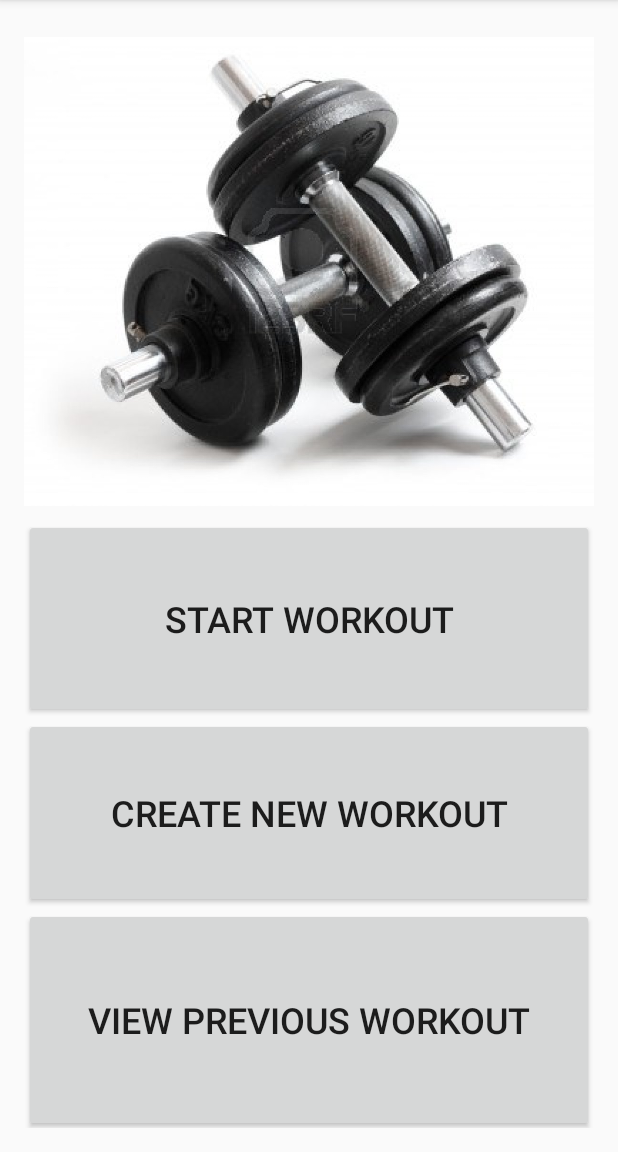
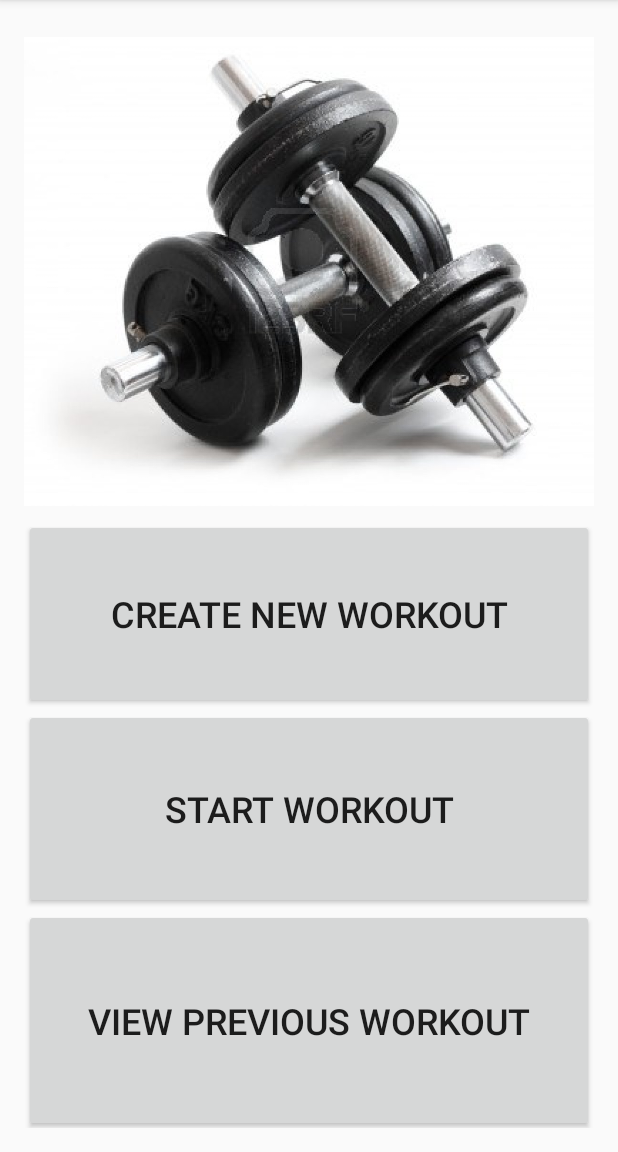
Before and after one commit to CS262aCalvinFitness/client, an Android app: the screen it shows after launch (MainActivity), on a phone screen of 412 x 824 dp, the part 84-1236 px from its top. Run offline under Robolectric (Android 15) with nearby library versions, the phone set to English and light mode, and no system bars.

Commit message:
added in previous files

```diff
--- a/app/src/main/java/edu/calvin/calvinfitness/Create_New_Workout_Activity.java
+++ b/app/src/main/java/edu/calvin/calvinfitness/Create_New_Workout_Activity.java
@@ -146,6 +146,9 @@ public class Create_New_Workout_Activity extends AppCompatActivity {
 
                 Toast toast = Toast.makeText(context, text, duration);
                 toast.show();
+
+                Intent mainIntent = new Intent(context, MainActivity.class);
+                startActivity(mainIntent);
             }
         });
 
--- a/app/src/main/java/edu/calvin/calvinfitness/Exercise.java
+++ b/app/src/main/java/edu/calvin/calvinfitness/Exercise.java
@@ -85,7 +85,6 @@ public class Exercise {
                 return true;
             }
         }
-
         return false;
     }
 }
--- a/app/src/main/java/edu/calvin/calvinfitness/MainActivity.java
+++ b/app/src/main/java/edu/calvin/calvinfitness/MainActivity.java
@@ -34,9 +34,13 @@ public class MainActivity extends AppCompatActivity {
         super.onCreate(savedInstanceState);
         setContentView(R.layout.activity_main);
 
-      //  exercise_list.add(new Exercise("Squat", 12, 3, 100));
-        //Workout workout_example = new Workout(exercise_list, "Example Workout");
-
+/*        try {
+            FileOutputStream writer = openFileOutput(Constants.COMPLETED_FILE, Context.MODE_PRIVATE);
+            writer.write("".getBytes());
+        } catch (Exception e) {
+            System.out.println(e.toString());
+        }
+*/
     }
 
     /*called when user clicks on start_workout_button
--- a/app/src/main/java/edu/calvin/calvinfitness/Workout.java
+++ b/app/src/main/java/edu/calvin/calvinfitness/Workout.java
@@ -39,6 +39,7 @@ public class Workout {
         exercise_list = exercises;
         workout_name = name;
         workout_date = Calendar.getInstance().getTime(); //sets the workout date as the current date
+        completed = false;
     }
 
     //constructor with only the name
@@ -46,6 +47,7 @@ public class Workout {
         exercise_list = new ArrayList<>();
         workout_name = name;
         workout_date = Calendar.getInstance().getTime();
+        completed = false;
     }
 
     public Boolean getCompleted() {return completed;}
@@ -88,7 +90,9 @@ public class Workout {
 
     public void saveWorkout(Context context, String file_name) {
         //create check for the exact same workout
-        List<Workout> prevWorkouts = new Workout_Reader().read(context, Constants.STANDARD_FILE);
+        System.out.println("Made it here");
+        List<Workout> prevWorkouts = new Workout_Reader().read(context, file_name);
+        System.out.println("Passed the test");
         String dataString = "[";
         try {
             FileOutputStream writer = context.openFileOutput(file_name, Context.MODE_PRIVATE);
--- a/app/src/main/res/layout/activity_main.xml
+++ b/app/src/main/res/layout/activity_main.xml
@@ -29,6 +29,18 @@
             android:layout_weight="0.20" />
 
         <Button
+            android:text="@string/create_new_workout"
+            android:layout_width="match_parent"
+            android:layout_height="wrap_content"
+            android:id="@+id/create_workout_button"
+            android:minWidth="200dp"
+            android:layout_above="@+id/past_workout_button"
+            android:layout_centerHorizontal="true"
+            android:onClick="CreateNewWorkout"
+            android:layout_weight="0.24"
+            android:textSize="24sp" />
+
+        <Button
             android:text="@string/start_workout"
             android:layout_width="match_parent"
             android:layout_height="wrap_content"
@@ -40,18 +52,6 @@
             android:layout_alignStart="@+id/create_workout_button"
             android:onClick="StartWorkout"
             android:layout_weight="0.26"
-            android:textSize="24sp" />
-
-        <Button
-            android:text="@string/create_new_workout"
-            android:layout_width="match_parent"
-            android:layout_height="wrap_content"
-            android:id="@+id/create_workout_button"
-            android:minWidth="200dp"
-            android:layout_above="@+id/past_workout_button"
-            android:layout_centerHorizontal="true"
-            android:onClick="CreateNewWorkout"
-            android:layout_weight="0.24"
             android:textSize="24sp" />
 
         <Button
```
Also changed, not shown: app/src/main/java/edu/calvin/calvinfitness/Start_Workout_Activity.java (+22 -1 lines), app/src/main/res/layout/activity_start__workout_.xml (+9 -1 lines).
